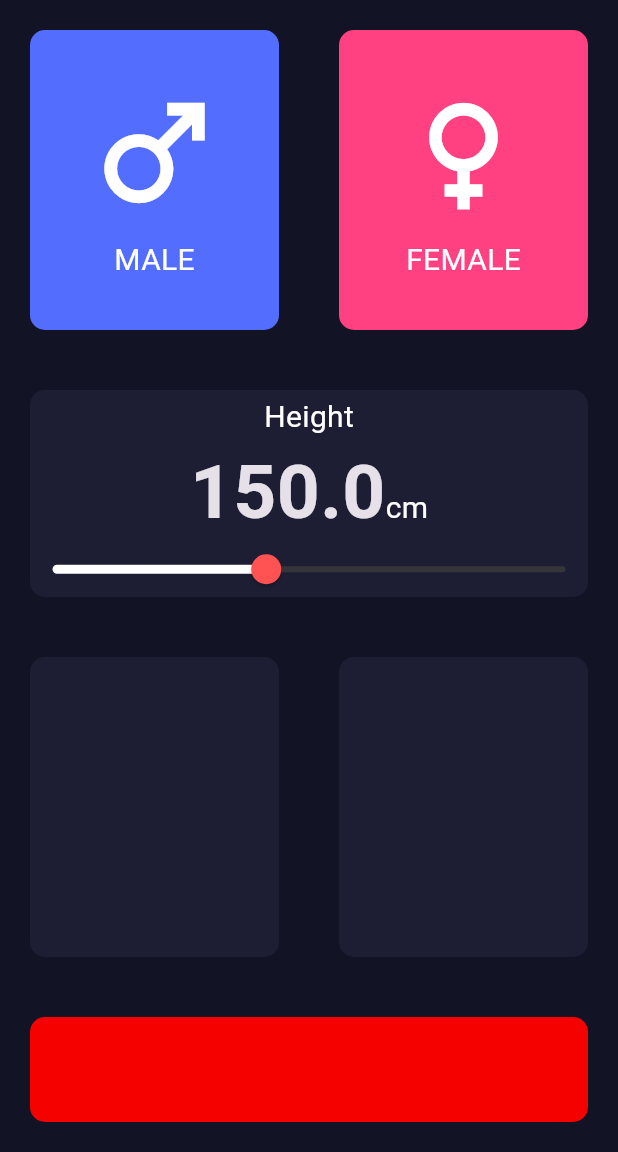
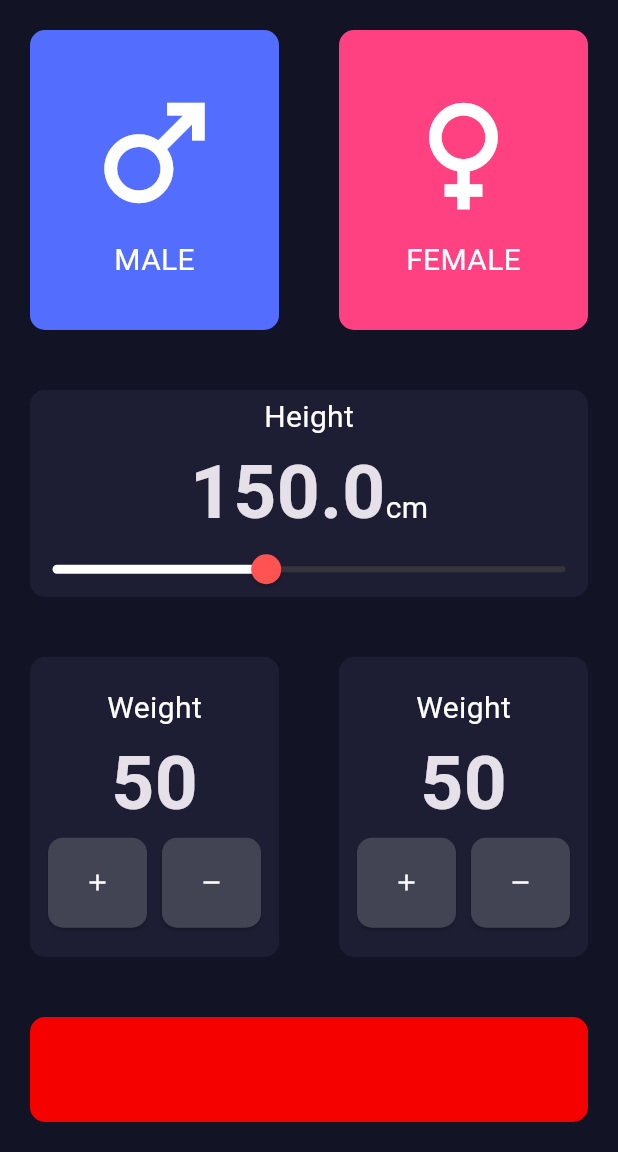
Before and after one commit to MNJTdhr/BMI_calculator, a Flutter app: the screen it shows after launch, on a phone screen of 412 x 824 dp, the part 84-1236 px from its top. Run offline on Flutter 3.47's test engine with Material 3 defaults, Android fonts, the phone set to English and light mode, and no system bars.

Commit message:
added custom button ffor weight

```diff
--- a/lib/assets/constants.dart
+++ b/lib/assets/constants.dart
@@ -10,6 +10,8 @@ const double kIconSize = 100;
 const double kMaxHeight = 220;
 const double kDefaultHeight = 150;
 const double kMinHeight = 100;
+const int kDefaultweight=50;
+const int kDefaultage=50;
 
 const kLabelTextStyle = TextStyle(
   fontSize: 20,
--- /dev/null
+++ b/lib/cards/customized_button.dart
@@ -0,0 +1,36 @@
+import 'package:flutter/material.dart';
+
+class CustomizedButton extends StatelessWidget {
+  const CustomizedButton({
+    required this.incomingIcon,
+    this.incomingButtonColor = const Color.fromARGB(255, 66, 67, 83),
+    this.incomingIconColor = Colors.white,
+    required this.onPress,
+    super.key,
+  });
+
+  final IconData incomingIcon;
+  final Color incomingButtonColor;
+  final Color incomingIconColor;
+  final Function() onPress;
+
+  @override
+  Widget build(BuildContext context) {
+    return ElevatedButton(
+      onPressed: onPress,
+      style: ElevatedButton.styleFrom(
+        backgroundColor: incomingButtonColor,
+        shape: const RoundedRectangleBorder(
+          borderRadius: BorderRadius.all(
+            Radius.circular(10),
+          ),
+        ),
+        minimumSize: const Size(50, 60),
+      ),
+      child: Icon(
+        incomingIcon,
+        color: incomingIconColor,
+      ),
+    );
+  }
+}
--- a/lib/screens/input_page.dart
+++ b/lib/screens/input_page.dart
@@ -3,6 +3,7 @@ import 'package:flutter/material.dart';
 import 'package:bmi_calculator/cards/reusable_cards.dart';
 import 'package:bmi_calculator/cards/icon_content.dart';
 import 'package:bmi_calculator/assets/constants.dart';
+import 'package:bmi_calculator/cards/customized_button.dart';
 
 enum GenderEnum { male, female }
 
@@ -17,6 +18,8 @@ class _InputPageState extends State<InputPage> {
   Color _maleCardColor = kMaleColor;
   Color _femaleCardColor = kFemaleColor;
   num height = kDefaultHeight;
+  int weight = kDefaultweight;
+  int age = kDefaultage;
 
   void cardColorChanger(GenderEnum enteredGenderColor) {
     if (enteredGenderColor == GenderEnum.male) {
@@ -142,7 +145,39 @@ class _InputPageState extends State<InputPage> {
                     child: ReusableCards(
                       onPress: () {},
                       cardChild: Column(
-                        children: [],
+                        mainAxisAlignment: MainAxisAlignment.center,
+                        children: [
+                          Text(
+                            "Weight",
+                            style: kLabelTextStyle,
+                          ),
+                          Text(
+                            weight.toString(),
+                            style: kNumberTextStyle,
+                          ),
+                          Row(
+                            mainAxisAlignment: MainAxisAlignment.center,
+                            children: [
+                              CustomizedButton(
+                                incomingIcon: Icons.add,
+                                onPress: () {
+                                  setState(() {
+                                    weight++;
+                                  });
+                                },
+                              ),
+                              SizedBox(width: 10),
+                              CustomizedButton(
+                                incomingIcon: Icons.remove,
+                                onPress: () {
+                                  setState(() {
+                                    weight--;
+                                  });
+                                },
+                              ),
+                            ],
+                          )
+                        ],
                       ),
                       height: kReusableCardsheight,
                     ),
@@ -151,8 +186,41 @@ class _InputPageState extends State<InputPage> {
                     child: ReusableCards(
                       onPress: () {},
                       cardChild: Column(
-                        children: [],
+                        mainAxisAlignment: MainAxisAlignment.center,
+                        children: [
+                          Text(
+                            "Weight",
+                            style: kLabelTextStyle,
+                          ),
+                          Text(
+                            weight.toString(),
+                            style: kNumberTextStyle,
+                          ),
+                          Row(
+                            mainAxisAlignment: MainAxisAlignment.center,
+                            children: [
+                              CustomizedButton(
+                                incomingIcon: Icons.add,
+                                onPress: () {
+                                  setState(() {
+                                    weight++;
+                                  });
+                                },
+                              ),
+                              SizedBox(width: 10),
+                              CustomizedButton(
+                                incomingIcon: Icons.remove,
+                                onPress: () {
+                                  setState(() {
+                                    weight--;
+                                  });
+                                },
+                              ),
+                            ],
+                          )
+                        ],
                       ),
+
                       height: kReusableCardsheight,
                     ),
                   ),
```
Also changed, not shown: 4 other files.
